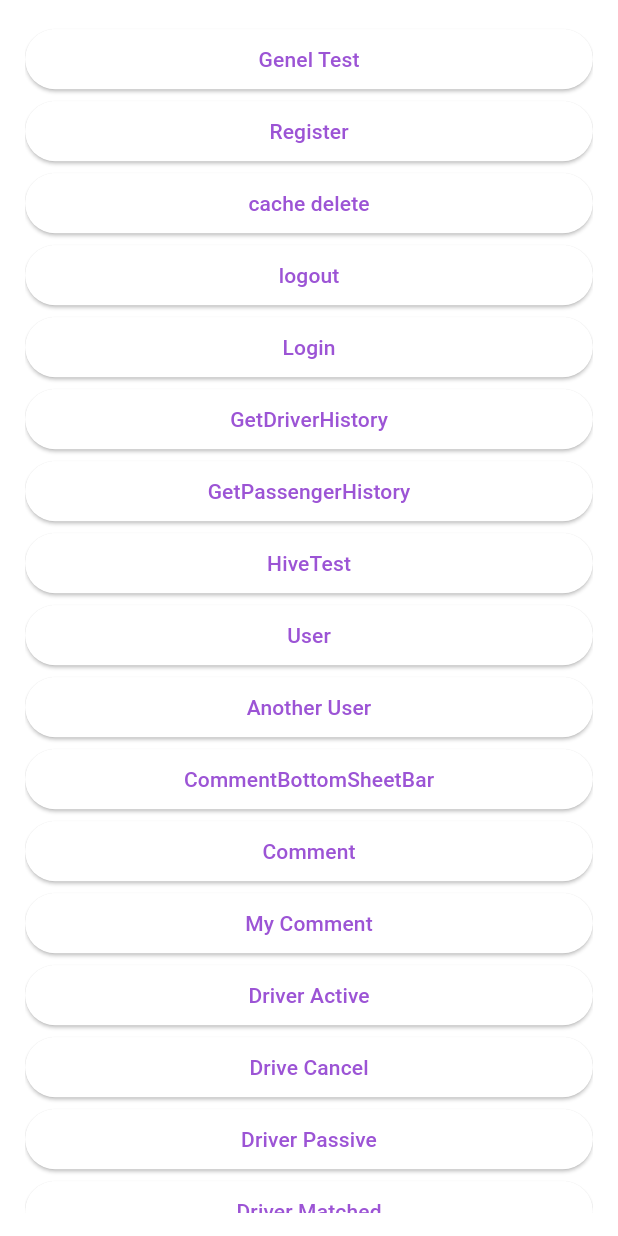
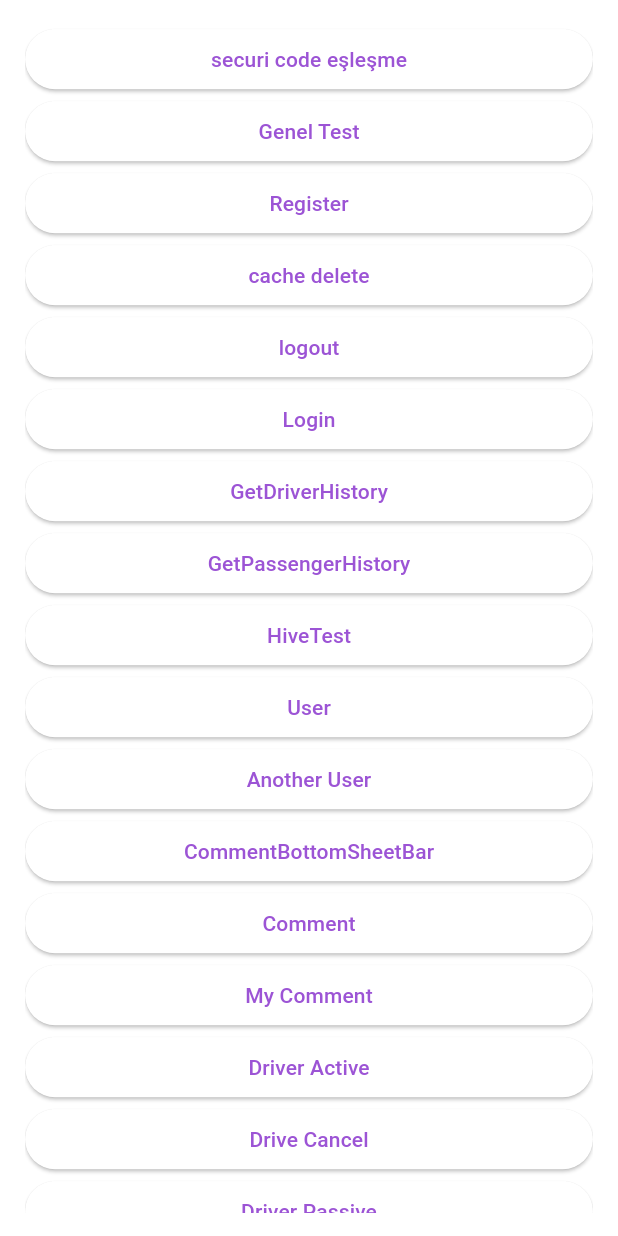
Before and after one commit to bilginfatih/shazy, a Flutter app: the TestPage screen opened directly, on a phone screen of 412 x 824 dp. Run offline on Flutter 3.47's test engine with Material 3 defaults, Android fonts, the phone set to English and light mode, and no system bars; our stand-ins replace dio, easy_localization, firebase_core, firebase_messaging, flutter_local_notifications, flutter_mobx and 12 more; missing offline and left inert: flutter_check_box_rounded, flutter_polyline_points, flutter_session_manager; accounts and stored records are empty; generated files the repository leaves out were written again; network calls fail; project files that could hold a hidden picture were left out.

Commit message:
security code servisleri ve ekranları eklendi

```diff
--- /dev/null
+++ b/lib/models/security/security_model.dart
@@ -0,0 +1,24 @@
+import '../../core/base/base_model.dart';
+
+class SecurityModel extends BaseModel {
+  SecurityModel({
+    this.driverId,
+    this.securityCode,
+  });
+
+  SecurityModel._fromJson(o);
+
+  String? driverId;
+  String? securityCode;
+
+
+  @override
+  fromJson(json) => SecurityModel._fromJson(json);
+  @override
+  Map<String, dynamic> toJson() {
+    Map<String, dynamic> map = {};
+    if (driverId != null) map['driver_id'] = driverId;
+    if (securityCode != null) map['security_code'] = securityCode;
+    return map;
+  }
+}
--- a/lib/pages/test_pages.dart
+++ b/lib/pages/test_pages.dart
@@ -12,6 +12,7 @@ import 'package:shazy/widgets/divider/counter_divider.dart';
 import 'package:shazy/widgets/modal_bottom_sheet/drive_bottom_sheet.dart';
 import '../models/comment/comment_model.dart';
 import '../models/drive/drive_model.dart';
+import '../models/security/security_model.dart';
 import '../services/comment/comment_service.dart';
 import '../services/drive/drive_service.dart';
 import '../services/security/security_service.dart';
@@ -37,8 +38,7 @@ class TestPage extends StatefulWidget {
   State<TestPage> createState() => _TestPageState();
 }
 
-class _TestPageState extends State<TestPage>
-    with SingleTickerProviderStateMixin {
+class _TestPageState extends State<TestPage> with SingleTickerProviderStateMixin {
   final _scaffoldKey = GlobalKey<ScaffoldState>();
 
   final _key = GlobalKey();
@@ -62,6 +62,14 @@ class _TestPageState extends State<TestPage>
         child: Center(
           child: ListView(
             children: [
+              ElevatedButton(
+                onPressed: () async {
+                  var userId = await SessionManager().get('id');
+                  SecurityModel model = SecurityModel(driverId: userId, securityCode: '64542');
+                  await SecurityService.intance.securityCodeMatch(model);
+                },
+                child: Text('securi code eşleşme'),
+              ),
               ElevatedButton(
                 onPressed: () {
                   double widgetWidth = _key.currentContext?.size?.width ?? 0;
@@ -124,23 +132,20 @@ class _TestPageState extends State<TestPage>
               ),
               ElevatedButton(
                 onPressed: () async {
-                  var response =
-                      await HistoryService.instance.getDriverHistory();
+                  var response = await HistoryService.instance.getDriverHistory();
                 },
                 child: Text('GetDriverHistory'),
               ),
               ElevatedButton(
                 onPressed: () async {
-                  var response =
-                      await HistoryService.instance.getPassengerHistory();
+                  var response = await HistoryService.instance.getPassengerHistory();
                   print(response);
                 },
                 child: Text('GetPassengerHistory'),
               ),
               ElevatedButton(
                 onPressed: () async {
-                  var data =
-                      await CacheManager.instance.getData('user', 'email');
+                  var data = await CacheManager.instance.getData('user', 'email');
                   print(data);
                 },
                 child: Text('HiveTest'),
@@ -154,8 +159,7 @@ class _TestPageState extends State<TestPage>
               ),
               ElevatedButton(
                 onPressed: () async {
-                  await UserService.instance
-                      .getAnotherUser('9a9659af-6549-41d0-be1a-f75ba16e2c60');
+                  await UserService.instance.getAnotherUser('9a9659af-6549-41d0-be1a-f75ba16e2c60');
                 },
                 child: Text('Another User'),
               ),
@@ -204,8 +208,7 @@ class _TestPageState extends State<TestPage>
               ElevatedButton(
                 onPressed: () async {
                   var userId = await SessionManager().get('id');
-                  DriveModel model = DriveModel(
-                      driverId: userId, driverLat: 40.0, driverLang: 28.0);
+                  DriveModel model = DriveModel(driverId: userId, driverLat: 40.0, driverLang: 28.0);
                   await DriveService.instance.driverActive(model);
                 },
                 child: Text('Driver Active'),
@@ -230,8 +233,7 @@ class _TestPageState extends State<TestPage>
                 onPressed: () async {
                   var userId = await SessionManager().get('id');
                   var now = DateTime.now();
-                  var timeTo =
-                      DateTime(now.year, now.month, now.day, 23, 23, 23);
+                  var timeTo = DateTime(now.year, now.month, now.day, 23, 23, 23);
                   DriveModel model = DriveModel(
                     driverId: userId,
                     timeFrom: now.toString(),
@@ -280,22 +282,14 @@ class _TestPageState extends State<TestPage>
                               right: context.responsiveWidth(14),
                             ),
                             child: Container(
-                              decoration: ShapeDecoration(
-                                  shape: RoundedRectangleBorder(
-                                      borderRadius: BorderRadius.circular(8)),
-                                  color: Colors.white),
+                              decoration: ShapeDecoration(shape: RoundedRectangleBorder(borderRadius: BorderRadius.circular(8)), color: Colors.white),
                               child: Padding(
-                                padding: EdgeInsets.symmetric(
-                                    vertical: context.responsiveHeight(15),
-                                    horizontal: context.responsiveWidth(15)),
+                                padding: EdgeInsets.symmetric(vertical: context.responsiveHeight(15), horizontal: context.responsiveWidth(15)),
                                 child: Column(
                                   children: [
-                                    Text('220₺',
-                                        style: context
-                                            .textStyle.titleXlargeRegular),
+                                    Text('220₺', style: context.textStyle.titleXlargeRegular),
                                     Row(
-                                      mainAxisAlignment:
-                                          MainAxisAlignment.center,
+                                      mainAxisAlignment: MainAxisAlignment.center,
                                       children: [
                                         Icon(
                                           Icons.star,
@@ -303,8 +297,7 @@ class _TestPageState extends State<TestPage>
                                         ),
                                         Text(
                                           '4.9',
-                                          style: context
-                                              .textStyle.bodySmallRegular,
+                                          style: context.textStyle.bodySmallRegular,
                                         ),
                                       ],
                                     ),
@@ -335,8 +328,7 @@ class _TestPageState extends State<TestPage>
                                     ),
                                     Spacer(),
                                     Row(
-                                      mainAxisAlignment:
-                                          MainAxisAlignment.spaceBetween,
+                                      mainAxisAlignment: MainAxisAlignment.spaceBetween,
                                       children: [
                                         SecondaryButton(
                                           width: context.responsiveWidth(160),
@@ -474,8 +466,7 @@ class _TestPageState extends State<TestPage>
                                 horizontal: context.responsiveWidth(20),
                               ),
                               child: Row(
-                                mainAxisAlignment:
-                                    MainAxisAlignment.spaceBetween,
+                                mainAxisAlignment: MainAxisAlignment.spaceBetween,
                                 children: [
                                   Text(
                                     'pickingUpText',
@@ -553,8 +544,7 @@ class _TestPageState extends State<TestPage>
                     },
                   ); */
                 },
-                child:
-                    Text('Drive bottom sheet bar (Elifin dediği gibi çalışan)'),
+                child: Text('Drive bottom sheet bar (Elifin dediği gibi çalışan)'),
               ),
               SizedBox(
                 height: context.height,
@@ -564,9 +554,7 @@ class _TestPageState extends State<TestPage>
                     minChildSize: 0.1,
                     maxChildSize: 0.7,
                     initialChildSize: 0.1,
-                    builder: (BuildContext context,
-                            ScrollController scrollController) =>
-                        DriveBottomSheet(
+                    builder: (BuildContext context, ScrollController scrollController) => DriveBottomSheet(
                       context: context,
                       pickingUpText: 'pickingUpText',
                       imagePath: 'https://via.placeholder.com/54x59',
@@ -621,10 +609,7 @@ class _TestPageState extends State<TestPage>
           crossAxisAlignment: CrossAxisAlignment.start,
           children: [
             Padding(
-              padding: EdgeInsets.only(
-                  top: context.responsiveHeight(4),
-                  left: context.responsiveWidth(10),
-                  right: context.responsiveWidth(6)),
+              padding: EdgeInsets.only(top: context.responsiveHeight(4), left: context.responsiveWidth(10), right: context.responsiveWidth(6)),
               child: SvgPicture.asset('assets/svg/$assetName.svg'),
             ),
             Column(
--- a/lib/services/security/security_service.dart
+++ b/lib/services/security/security_service.dart
@@ -1,4 +1,5 @@
 import '../../core/init/network/network_manager.dart';
+import '../../models/security/security_model.dart';
 
 class SecurityService {
   SecurityService._init();
@@ -9,4 +10,13 @@ class SecurityService {
       var response = await NetworkManager.instance.get('$_request/callerCode/$id');
     } catch (e) {}
   }
+
+  Future<void> securityCodeMatch(SecurityModel model) async {
+    try {
+      var response = await NetworkManager.instance.post('/security-code', model: model);
+
+    } catch (e) {
+
+    }
+  }
 }
```
Also changed, not shown: lib/widgets/dialogs/security_code_dialog.dart (+8 -5 lines).
